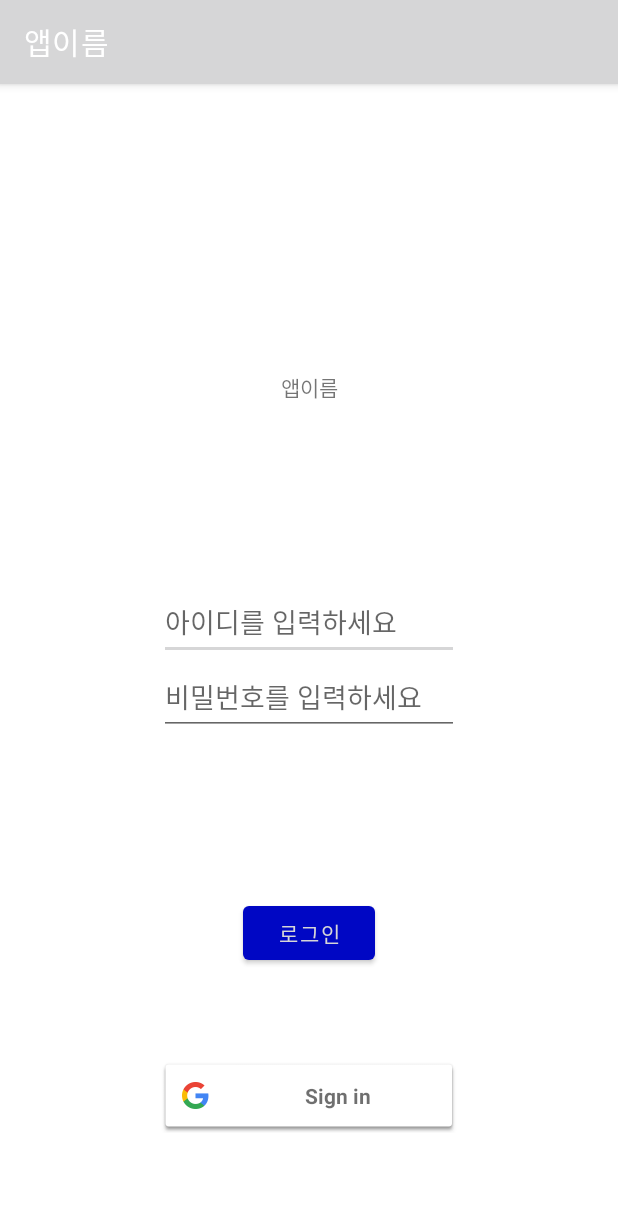
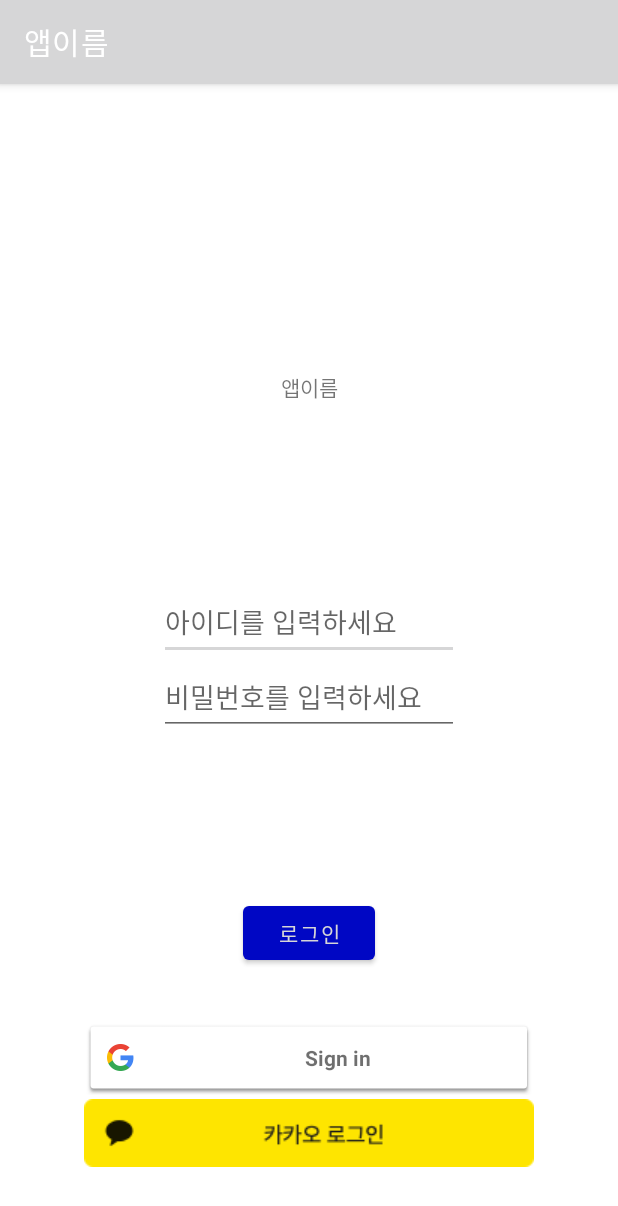
Before and after one commit to GihoLee97/301_guys, an Android app: the screen it shows after launch (InitialActivity), on a phone screen of 412 x 824 dp. Shown: the top 1206 px of the screen. Run offline under Robolectric (Android 15) with nearby library versions, the phone set to English and light mode, and no system bars; our stand-ins replace Firebase (no records; nobody signed in at launch, a user with empty details on screens opened directly); libraries missing offline, so code that uses them is left out: com.kakao.sdk; 2 statements that could not run were skipped.

Commit message:
2020-01-29 kakao login added

```diff
--- a/app/src/main/java/com/example/myapplication/InitialActivity.kt
+++ b/app/src/main/java/com/example/myapplication/InitialActivity.kt
@@ -3,7 +3,9 @@ package com.example.myapplication
 import android.content.Intent
 import android.os.Bundle
 import android.util.Log
+import android.view.View
 import android.widget.Button
+import android.widget.ImageButton
 import android.widget.Toast
 import androidx.appcompat.app.AppCompatActivity
 import com.google.android.gms.auth.api.signin.GoogleSignIn
@@ -13,6 +15,10 @@ import com.google.android.gms.common.SignInButton
 import com.google.android.gms.common.api.ApiException
 import com.google.firebase.auth.FirebaseAuth
 import com.google.firebase.auth.GoogleAuthProvider
+import com.kakao.sdk.auth.LoginClient
+import com.kakao.sdk.auth.model.OAuthToken
+import com.kakao.sdk.common.KakaoSdk
+import com.kakao.sdk.user.UserApiClient
 
 class InitialActivity : AppCompatActivity() {
     var auth: FirebaseAuth? = null
@@ -23,6 +29,9 @@ class InitialActivity : AppCompatActivity() {
     override fun onCreate(savedInstanceState: Bundle?) {
         super.onCreate(savedInstanceState)
         setContentView(R.layout.activity_initial)
+
+        KakaoSdk.init(this, "0c9ac0ead6e3f965c35fa7c9d0973b7f")
+
 
         val btn_login = findViewById<Button>(R.id.btn_login)
         btn_login.setOnClickListener{
@@ -41,7 +50,31 @@ class InitialActivity : AppCompatActivity() {
         btn_googleSignIn.setOnClickListener {
             signIn()
         }
+
+        val btn_kakaoLogin = findViewById<ImageButton>(R.id.btn_kakaoLogin)
+        btn_kakaoLogin.setOnClickListener(View.OnClickListener {
+
+            // 로그인 공통 callback 구성
+            val callback: (OAuthToken?, Throwable?) -> Unit = { token, error ->
+                if (error != null) {
+                    Log.e(TAG, "로그인 실패", error)
+                }
+                else if (token != null) {
+                    Log.i(TAG, "로그인 성공 ${token.accessToken}")
+                    val intent = Intent(this, MainActivity::class.java) //Main으로 이동
+                    startActivity(intent)
+                }
+            }
+
+            // 카카오톡이 설치되어 있으면 카카오톡으로 로그인, 아니면 카카오계정으로 로그인
+            if (LoginClient.instance.isKakaoTalkLoginAvailable(this)) {
+                LoginClient.instance.loginWithKakaoTalk(this, callback = callback)
+            } else {
+                LoginClient.instance.loginWithKakaoAccount(this, callback = callback)
+            }
+        })
     }
+
 
     private fun signIn() {
         val signInIntent = googleSignInClient.signInIntent
--- a/app/src/main/res/layout/activity_initial.xml
+++ b/app/src/main/res/layout/activity_initial.xml
@@ -5,9 +5,8 @@
     android:layout_width="match_parent"
     android:layout_height="match_parent"
     android:orientation="vertical"
-    tools:context=".InitialActivity"
     android:padding="10dp"
-    >
+    tools:context=".InitialActivity">
 
     <TextView
         android:id="@+id/textView2"
@@ -62,17 +61,35 @@
         app:layout_constraintBottom_toBottomOf="parent"
         app:layout_constraintEnd_toEndOf="parent"
         app:layout_constraintStart_toStartOf="parent"
-        app:layout_constraintTop_toBottomOf="@+id/ll_ini"
-        />
+        app:layout_constraintTop_toBottomOf="@+id/ll_ini" />
 
-    <com.google.android.gms.common.SignInButton
-        android:id="@+id/btn_googleSignIn"
-        android:layout_width="200dp"
-        android:layout_height="50dp"
+    <LinearLayout
+        android:layout_width="wrap_content"
+        android:layout_height="wrap_content"
+        android:orientation="vertical"
         app:layout_constraintBottom_toBottomOf="parent"
         app:layout_constraintEnd_toEndOf="parent"
         app:layout_constraintStart_toStartOf="parent"
-        app:layout_constraintTop_toBottomOf="@+id/btn_login"></com.google.android.gms.common.SignInButton>
+        app:layout_constraintTop_toBottomOf="@+id/btn_login">
 
+        <com.google.android.gms.common.SignInButton
+            android:id="@+id/btn_googleSignIn"
+            android:layout_width="300dp"
+            android:layout_height="50dp"
+            app:layout_constraintBottom_toBottomOf="parent"
+            app:layout_constraintEnd_toEndOf="parent"
+            app:layout_constraintStart_toStartOf="parent"
+            app:layout_constraintTop_toBottomOf="@+id/btn_login"></com.google.android.gms.common.SignInButton>
 
+        <ImageButton
+            android:id="@+id/btn_kakaoLogin"
+            android:layout_width="300dp"
+            android:layout_height="50dp"
+            android:src="@drawable/kakao_login_medium_wide"
+            app:layout_constraintBottom_toBottomOf="parent"
+            app:layout_constraintEnd_toEndOf="parent"
+            app:layout_constraintStart_toStartOf="parent"
+            app:layout_constraintTop_toBottomOf="@+id/btn_googleSignIn" />
+
+    </LinearLayout>
 </androidx.constraintlayout.widget.ConstraintLayout>
--- a/app/src/main/res/values/strings.xml
+++ b/app/src/main/res/values/strings.xml
@@ -4,4 +4,5 @@
     <string name="setting_str">설정</string>
     <string name="game_str">게임</string>
     <string name="buy_str">매수</string>
+    <string name="kakao_app_key">0c9ac0ead6e3f965c35fa7c9d0973b7f</string>
 </resources>
--- a/build.gradle
+++ b/build.gradle
@@ -20,6 +20,9 @@ allprojects {
         google()
         jcenter()
 
+        // kakao SDK repository config
+        maven { url 'https://devrepo.kakao.com/nexus/content/groups/public/' }
+
     }
 }
 
```
Also changed, not shown: app/build.gradle (+7 -0 lines), app/src/main/AndroidManifest.xml (+21 -1 lines), app/src/main/java/com/example/myapplication/GlobalApplication.kt (added, +14 -0 lines), app/src/main/res/drawable/kakao_login_large_wide.png (added), app/src/main/res/drawable/kakao_login_medium_wide.png (added).
